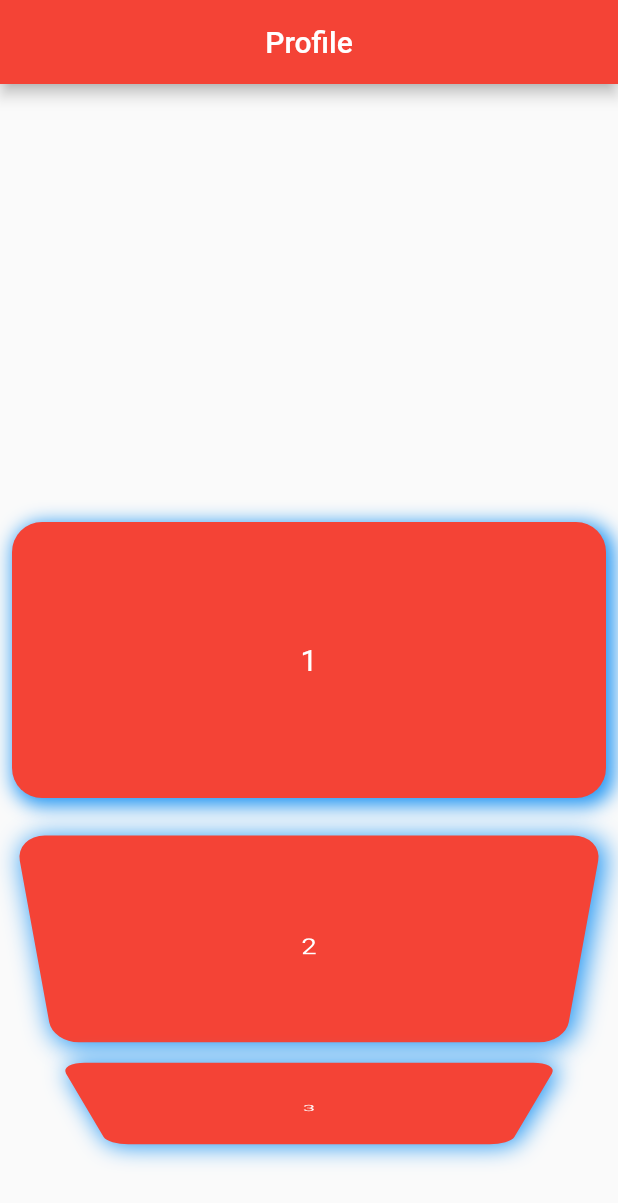
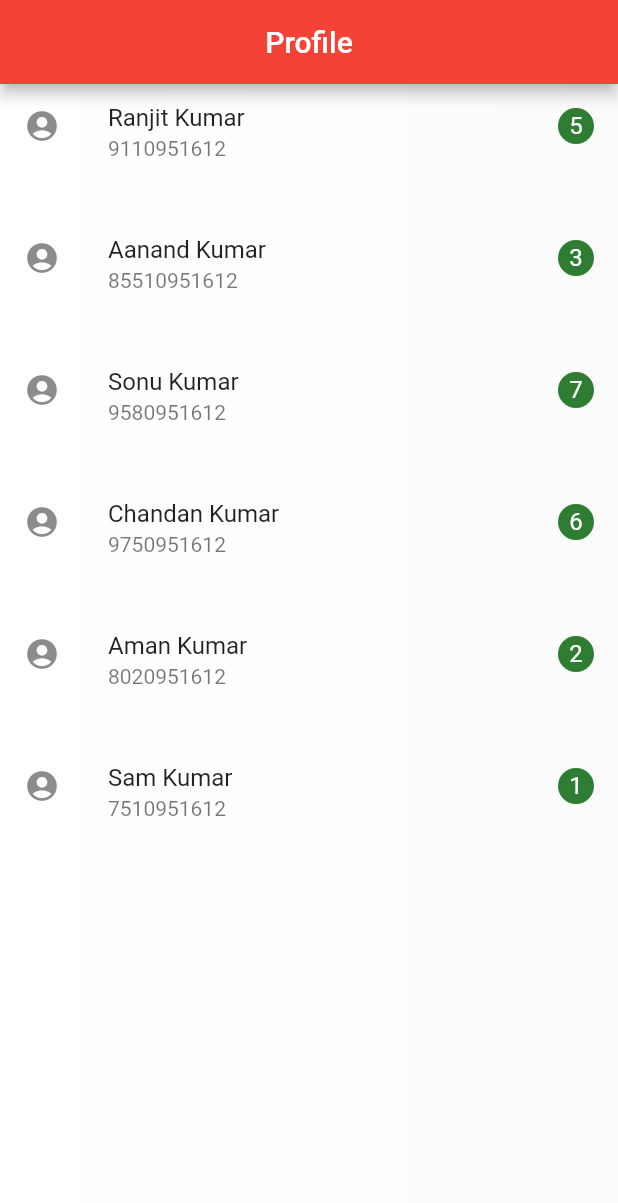
Before and after one commit to Ranjit8298/Flutter_Repo, a Flutter app: the screen it shows after launch, on a phone screen of 412 x 824 dp. Shown: the top 1203 px of the screen. Run offline on Flutter 3.47's test engine with Material 2 defaults, Android fonts, the phone set to English and light mode, and no system bars.

Commit message:
18 jan, 2023 evening

```diff
--- a/lib/home_screen.dart
+++ b/lib/home_screen.dart
@@ -14,7 +14,29 @@ class _HomeScreenState extends State<HomeScreen> {
   var _height = 200.0;
   bool flag = true;
   Color bgColor = Colors.blue;
-  var arrData = [1, 2, 3, 4, 5, 6, 7, 8, 9, 10];
+  var arrData = [
+    {
+      'id': '1',
+      'name': 'Ranjit Kumar',
+      'mobile': '9110951612',
+      'msg_count': '5'
+    },
+    {
+      'id': '2',
+      'name': 'Aanand Kumar',
+      'mobile': '85510951612',
+      'msg_count': '3'
+    },
+    {'id': '3', 'name': 'Sonu Kumar', 'mobile': '9580951612', 'msg_count': '7'},
+    {
+      'id': '4',
+      'name': 'Chandan Kumar',
+      'mobile': '9750951612',
+      'msg_count': '6'
+    },
+    {'id': '5', 'name': 'Aman Kumar', 'mobile': '8020951612', 'msg_count': '2'},
+    {'id': '6', 'name': 'Sam Kumar', 'mobile': '7510951612', 'msg_count': '1'},
+  ];
 
   @override
   Widget build(BuildContext context) {
@@ -56,35 +78,73 @@ class _HomeScreenState extends State<HomeScreen> {
 
       //
 
-      body: ListWheelScrollView(
-          itemExtent: 200,
+      // body: Container(
+      //   width: double.infinity,
+      //   height: double.infinity,
+      //   decoration: BoxDecoration(
+      //       gradient: LinearGradient(
+      //           colors: [Colors.red, Colors.white, Colors.green],
+      //           begin: FractionalOffset(1.0, 0.0),
+      //           end: FractionalOffset(0.0, 1.0))),
+      //   child: ListWheelScrollView(
+      //       itemExtent: 200,
+      //       children: arrData
+      //           .map((item) => Padding(
+      //                 padding: const EdgeInsets.all(8.0),
+      //                 child: Container(
+      //                     child: Center(
+      //                         child: Text(
+      //                       '$item',
+      //                       style: TextStyle(fontSize: 20, color: Colors.black),
+      //                     )),
+      //                     width: double.infinity,
+      //                     decoration: BoxDecoration(
+      //                       borderRadius: BorderRadius.circular(20),
+      //                       color: Colors.white,
+      //                       // boxShadow: const [
+      //                       //   BoxShadow(
+      //                       //     color: Colors.blue,
+      //                       //     offset: Offset(
+      //                       //       3.0,
+      //                       //       3.0,
+      //                       //     ),
+      //                       //     blurRadius: 10.0,
+      //                       //     spreadRadius: 2.0,
+      //                       //   ), //BoxShadow
+      //                       // ]),
+      //                     )),
+      //               ))
+      //           .toList()),
+      // ),
+
+      body: Container(
+        width: double.infinity,
+        height: double.infinity,
+        decoration: const BoxDecoration(
+            gradient: LinearGradient(
+          colors: [Colors.white, Colors.white24],
+          // begin: FractionalOffset(1.0, 0.0),
+          // end: FractionalOffset(0.0, 1.0)
+        )),
+        child: ListView(
           children: arrData
-              .map((item) => Padding(
-                    padding: const EdgeInsets.all(8.0),
-                    child: Container(
-                      child: Center(
-                          child: Text(
-                        '$item',
-                        style: TextStyle(fontSize: 20, color: Colors.white),
-                      )),
-                      width: double.infinity,
-                      decoration: BoxDecoration(
-                          borderRadius: BorderRadius.circular(20),
-                          color: Colors.red,
-                          boxShadow: const [
-                            BoxShadow(
-                              color: Colors.blue,
-                              offset: Offset(
-                                3.0,
-                                3.0,
-                              ),
-                              blurRadius: 10.0,
-                              spreadRadius: 2.0,
-                            ), //BoxShadow
-                          ]),
+              .map((item) => ListTile(
+                    isThreeLine: true,
+                    leading: Icon(Icons.account_circle_rounded),
+                    title: Text(item['name']!),
+                    subtitle: Text(item['mobile']!),
+                    trailing: CircleAvatar(
+                      backgroundColor: Colors.green.shade800,
+                      radius: 12,
+                      child: Text(
+                        item['msg_count']!,
+                        style: TextStyle(color: Colors.white),
+                      ),
                     ),
                   ))
-              .toList()),
+              .toList(),
+        ),
+      ),
     );
   }
 }
```
